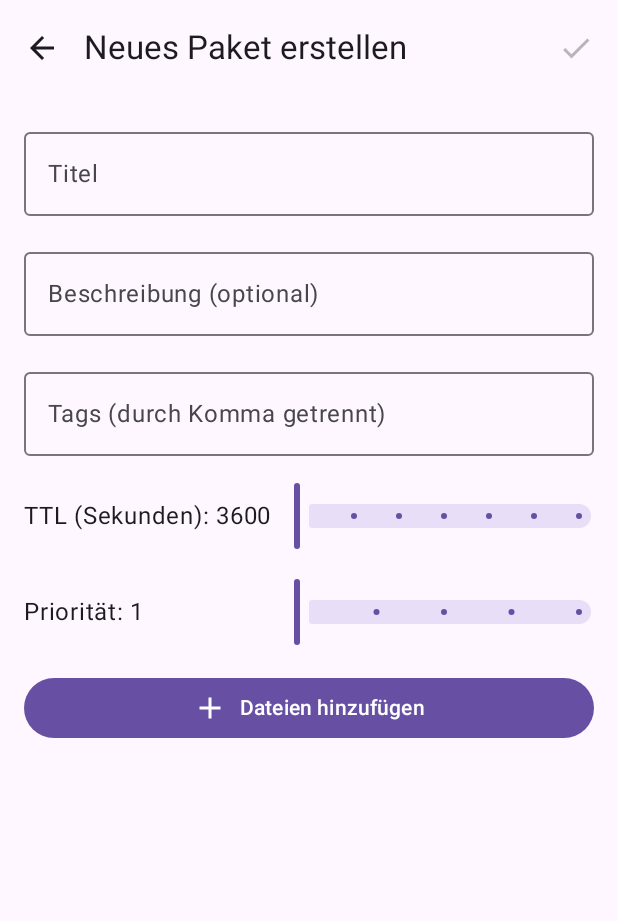
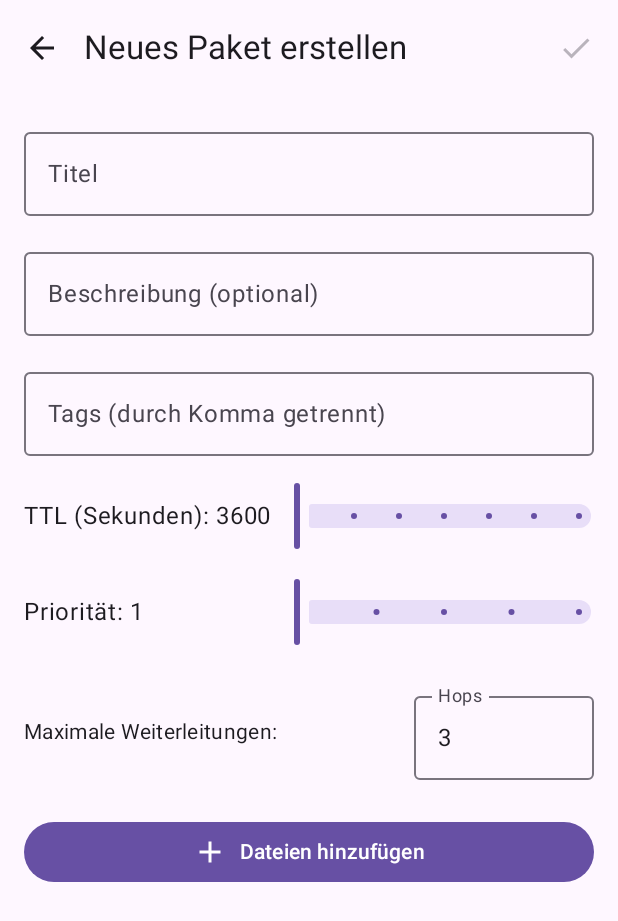
Before and after one commit to richqqrd/EchoDrop, an Android app built with Jetpack Compose: the CreatePaketScreen screen opened through its navigation route, on a phone screen of 412 x 824 dp. Shown: the top 921 px of the screen. Run offline under Robolectric (Android 15) with nearby library versions, the phone set to English and light mode, and no system bars; our stand-ins replace Dagger/Hilt's generated code.

Commit message:
feat: Implement max hops functionality for Paket forwarding; update related data models and UI components

```diff
--- a/app/src/main/java/com/example/echodrop/model/dataLayer/database/EchoDatabase.kt
+++ b/app/src/main/java/com/example/echodrop/model/dataLayer/database/EchoDatabase.kt
@@ -23,7 +23,7 @@ import com.example.echodrop.model.domainLayer.model.Converters
  * and DAOs required for database operations.
  */
 @Database(
-    version = 1,
+    version = 2,
     exportSchema = false,
     entities = [
         PaketEntity::class,
--- a/app/src/main/java/com/example/echodrop/model/dataLayer/database/daos/PaketDao.kt
+++ b/app/src/main/java/com/example/echodrop/model/dataLayer/database/daos/PaketDao.kt
@@ -18,7 +18,7 @@ interface PaketDao {
      *
      * @return A `Flow` emitting a list of `PaketEntity` objects.
      */
-    @Query("SELECT * FROM paket ORDER BY createdUtc DESC")
+@Query("SELECT * FROM paket ORDER BY priority DESC, createdUtc DESC")
     fun observeAll(): Flow<List<PaketEntity>>
 
     /**
--- a/app/src/main/java/com/example/echodrop/model/dataLayer/repositoryImpl/PaketRepositoryImpl.kt
+++ b/app/src/main/java/com/example/echodrop/model/dataLayer/repositoryImpl/PaketRepositoryImpl.kt
@@ -54,7 +54,7 @@ class PaketRepositoryImpl @Inject constructor(
             fileCount = files.size,
             ttlSeconds = meta.ttlSeconds,
             priority = meta.priority,
-            hopLimit = null,
+            hopLimit = meta.maxHops,
             manifestHash = "",
             createdUtc = System.currentTimeMillis()
         )
@@ -106,7 +106,7 @@ class PaketRepositoryImpl @Inject constructor(
         fileCount = paket.files.size,
         ttlSeconds = paket.meta.ttlSeconds,
         priority = paket.meta.priority,
-        hopLimit = null,
+        hopLimit = paket.meta.maxHops,
         manifestHash = "",
         createdUtc = paket.createdUtc
     )
--- a/app/src/main/java/com/example/echodrop/model/domainLayer/model/PaketMeta.kt
+++ b/app/src/main/java/com/example/echodrop/model/domainLayer/model/PaketMeta.kt
@@ -15,4 +15,5 @@ data class PaketMeta(
     val tags: List<String>,
     val ttlSeconds: Int,
     val priority: Int,
+    val maxHops: Int? = null // Neue Eigenschaft
 )
--- a/app/src/main/java/com/example/echodrop/model/domainLayer/transport/TransportManager.kt
+++ b/app/src/main/java/com/example/echodrop/model/domainLayer/transport/TransportManager.kt
@@ -27,4 +27,10 @@ interface TransportManager {
 
     suspend fun sendPaket(paketId: PaketId, peerId: PeerId)
 
+        suspend fun disconnectDevice()
+
+            suspend fun forwardPaket(paketId: PaketId)
+
+
+
 }
--- a/app/src/main/java/com/example/echodrop/view/CreatePaketScreen.kt
+++ b/app/src/main/java/com/example/echodrop/view/CreatePaketScreen.kt
@@ -6,6 +6,7 @@ import androidx.activity.result.contract.ActivityResultContracts
 import androidx.compose.foundation.layout.*
 import androidx.compose.foundation.lazy.LazyColumn
 import androidx.compose.foundation.lazy.items
+import androidx.compose.foundation.text.KeyboardOptions
 import androidx.compose.material.icons.Icons
 import androidx.compose.material.icons.filled.Add
 import androidx.compose.material.icons.filled.ArrowBack
@@ -15,6 +16,7 @@ import androidx.compose.runtime.*
 import androidx.compose.ui.Alignment
 import androidx.compose.ui.Modifier
 import androidx.compose.ui.platform.LocalContext
+import androidx.compose.ui.text.input.KeyboardType
 import androidx.compose.ui.unit.dp
 import androidx.hilt.navigation.compose.hiltViewModel
 import com.example.echodrop.viewmodel.CreatePaketViewModel
@@ -136,6 +138,34 @@ fun CreatePaketScreen(
                 }
             }
 
+item {
+    Row(
+        modifier = Modifier
+            .fillMaxWidth()
+            .padding(vertical = 8.dp),
+        verticalAlignment = Alignment.CenterVertically
+    ) {
+        Text(
+            text = "Maximale Weiterleitungen:",
+            style = MaterialTheme.typography.bodyMedium,
+            modifier = Modifier.weight(1f)
+        )
+
+        OutlinedTextField(
+            value = state.maxHops?.toString() ?: "",
+            onValueChange = { input ->
+                // Versuche, den Input in eine Zahl umzuwandeln
+                val maxHops = input.toIntOrNull()
+                viewModel.setMaxHops(maxHops)
+            },
+            label = { Text("Hops") },
+            modifier = Modifier.width(120.dp),
+            singleLine = true,
+            keyboardOptions = KeyboardOptions(keyboardType = KeyboardType.Number)
+        )
+    }
+}
+
             item {
                 Button(
                     onClick = { filePickerLauncher.launch("*/*") },
--- a/app/src/main/java/com/example/echodrop/viewmodel/CreatePaketViewModel.kt
+++ b/app/src/main/java/com/example/echodrop/viewmodel/CreatePaketViewModel.kt
@@ -103,7 +103,8 @@ class CreatePaketViewModel @Inject constructor(
                 description = state.value.description,
                 tags = state.value.tags,
                 ttlSeconds = state.value.ttl,
-                priority = state.value.priority
+                priority = state.value.priority,
+                maxHops = state.value.maxHops
             ),
             files  // Verwende die FileEntry-Objekte mit lokalen Pfaden
         )
@@ -143,14 +144,20 @@ class CreatePaketViewModel @Inject constructor(
         return uri.lastPathSegment
     }
 
+    fun setMaxHops(value: Int?) {
+    _state.update { it.copy(maxHops = value) }
+}
+
 data class CreatePaketState(
     val title: String = "",
     val description: String? = null,
     val tags: List<String> = emptyList(),
-        val ttl: Int = 3600,
+    val ttl: Int = 3600, // Lebensdauer in Sekunden (bereits vorhanden)
     val priority: Int = 1,
+    val maxHops: Int? = 3, // Default-Wert für max. Weiterleitungen
     val uris: List<Uri> = emptyList(),
     val saved: Boolean = false,
     val error: String? = null
 )
+
 }
--- a/app/src/main/java/com/example/echodrop/viewmodel/PaketUi.kt
+++ b/app/src/main/java/com/example/echodrop/viewmodel/PaketUi.kt
@@ -11,5 +11,6 @@ data class PaketUi (
     val isSending: Boolean,
     val files: List<FileEntryUi> = emptyList(),
     val ttlSeconds: Int = 3600,
-    val priority: Int = 1
+    val priority: Int = 1,
+       val maxHops: Int?,
     )
```
Also changed, not shown: app/src/main/java/com/example/echodrop/model/dataLayer/database/entities/PaketEntity.kt (+6 -2 lines), app/src/main/java/com/example/echodrop/model/domainLayer/model/Paket.kt (+13 -2 lines), app/src/main/java/com/example/echodrop/model/domainLayer/transport/TransportManagerImpl.kt (+102 -3 lines), app/src/main/java/com/example/echodrop/model/domainLayer/transport/WiFiDirectDiscovery.kt (+31 -0 lines), app/src/main/java/com/example/echodrop/view/PaketDetailScreen.kt (+9 -0 lines), app/src/main/java/com/example/echodrop/viewmodel/Mapper.kt (+6 -1 lines). Lines whose indentation alone changed are shown as unchanged.
